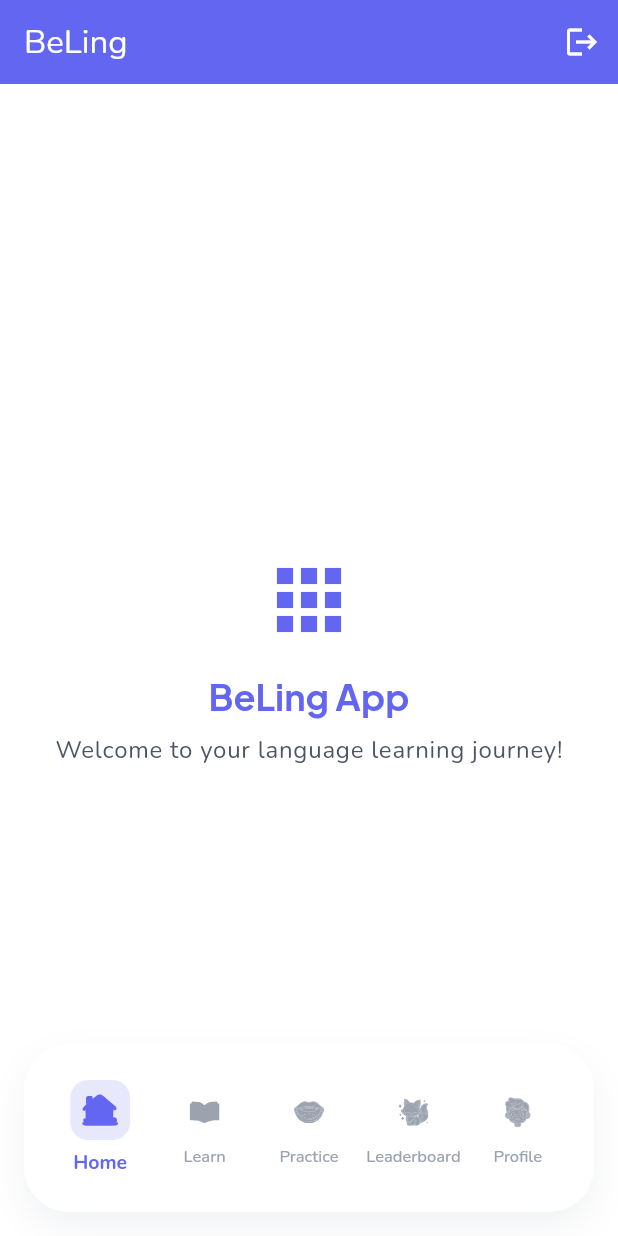
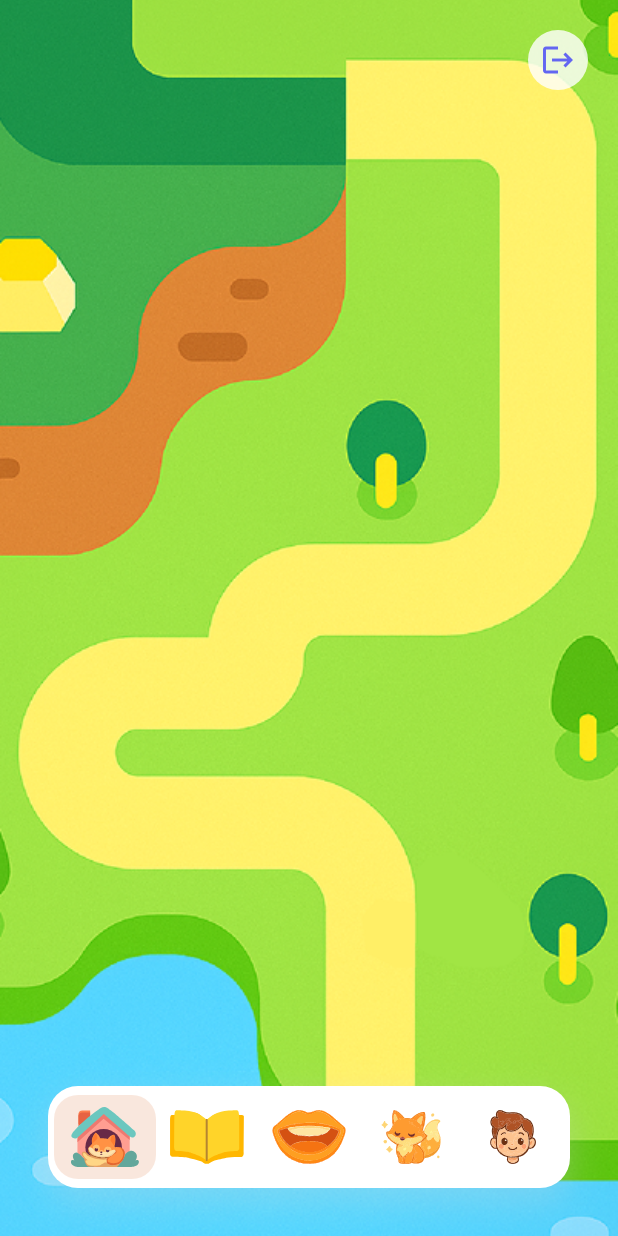
Before and after one commit to willyyypatootieee/LanguageLearning-OSS, a Flutter app: the HomeScreen screen opened by its route, on a phone screen of 412 x 824 dp. Run offline on Flutter 3.47's test engine with Material 3 defaults, Android fonts, the phone set to English and light mode, and no system bars; our stand-ins replace flutter_svg, go_router, shared_preferences; accounts and stored records are empty; project files that could hold a hidden picture were left out.

Commit message:
feat: add navigation bar with animation

```diff
--- a/lib/featureHomeScreen/presentation/screens/home_screen.dart
+++ b/lib/featureHomeScreen/presentation/screens/home_screen.dart
@@ -66,42 +66,29 @@ class _HomeScreenState extends State<HomeScreen> {
 
   @override
   Widget build(BuildContext context) {
-    final theme = Theme.of(context);
     return Scaffold(
       extendBody: true,
-      appBar: AppBar(
-        title: const Text('BeLing'),
-        backgroundColor: AppColors.primary,
-        foregroundColor: Colors.white,
-        actions: [
-          IconButton(
-            onPressed: () => _logout(context),
-            icon: const Icon(Icons.logout),
-            tooltip: 'Logout',
+      body: Stack(
+        children: [
+          // Fullscreen background image
+          Positioned.fill(
+            child: Image.asset('assets/images/home.png', fit: BoxFit.cover),
+          ),
+          // Logout button positioned at top right
+          Positioned(
+            top: MediaQuery.of(context).padding.top + 16,
+            right: 16,
+            child: IconButton(
+              onPressed: () => _logout(context),
+              icon: const Icon(Icons.logout),
+              tooltip: 'Logout',
+              style: IconButton.styleFrom(
+                backgroundColor: Colors.white.withOpacity(0.8),
+                foregroundColor: AppColors.primary,
+              ),
+            ),
           ),
         ],
-      ),
-      body: Center(
-        child: Column(
-          mainAxisAlignment: MainAxisAlignment.center,
-          children: [
-            Icon(Icons.apps, size: 64, color: AppColors.primary),
-            SizedBox(height: AppConstants.spacingM),
-            Text(
-              'BeLing App',
-              style: theme.textTheme.headlineSmall?.copyWith(
-                color: AppColors.primary,
-              ),
-            ),
-            SizedBox(height: AppConstants.spacingS),
-            Text(
-              'Welcome to your language learning journey!',
-              style: theme.textTheme.bodyLarge?.copyWith(
-                color: AppColors.gray600,
-              ),
-            ),
-          ],
-        ),
       ),
       bottomNavigationBar: MainNavbar(
         currentIndex: _currentNavIndex,
--- a/lib/shared/widgets/global_navbar.dart
+++ b/lib/shared/widgets/global_navbar.dart
@@ -5,9 +5,8 @@ import '../../core/constants/app_constants.dart';
 /// Navigation item data model
 class NavItem {
   final String svgPath;
-  final String label;
 
-  const NavItem({required this.svgPath, required this.label});
+  const NavItem({required this.svgPath});
 }
 
 /// Global floating navigation bar component
@@ -25,19 +24,18 @@ class GlobalNavbar extends StatelessWidget {
   @override
   Widget build(BuildContext context) {
     const navItems = [
-      NavItem(svgPath: 'assets/navbar/home.svg', label: 'Home'),
-      NavItem(svgPath: 'assets/navbar/book.svg', label: 'Learn'),
-      NavItem(svgPath: 'assets/navbar/mouth.svg', label: 'Practice'),
-      NavItem(svgPath: 'assets/navbar/leaderboard.svg', label: 'Leaderboard'),
-      NavItem(svgPath: 'assets/navbar/profile.svg', label: 'Profile'),
+      NavItem(svgPath: 'assets/navbar/home.svg'),
+      NavItem(svgPath: 'assets/navbar/book.svg'),
+      NavItem(svgPath: 'assets/navbar/mouth.svg'),
+      NavItem(svgPath: 'assets/navbar/leaderboard.svg'),
+      NavItem(svgPath: 'assets/navbar/profile.svg'),
     ];
-
     return Container(
-      margin: const EdgeInsets.all(16),
-      padding: const EdgeInsets.symmetric(horizontal: 16, vertical: 12),
+      margin: const EdgeInsets.all(32),
+      padding: const EdgeInsets.symmetric(horizontal: 4, vertical: 2),
       decoration: BoxDecoration(
         color: Colors.white,
-        borderRadius: BorderRadius.circular(30),
+        borderRadius: BorderRadius.circular(20),
         boxShadow: [
           BoxShadow(
             color: AppColors.gray300.withValues(alpha: 0.3),
@@ -62,55 +60,26 @@ class GlobalNavbar extends StatelessWidget {
                   child: AnimatedContainer(
                     duration: const Duration(milliseconds: 300),
                     curve: Curves.easeInOut,
-                    padding: const EdgeInsets.symmetric(vertical: 12),
-                    child: Column(
-                      mainAxisSize: MainAxisSize.min,
-                      children: [
-                        AnimatedContainer(
+                    padding: const EdgeInsets.symmetric(vertical: 4),
+                    child: AnimatedContainer(
                       duration: const Duration(milliseconds: 300),
                       curve: Curves.easeInOut,
-                          width: isSelected ? 40 : 32,
-                          height: isSelected ? 40 : 32,
+                      width: isSelected ? 56 : 48,
+                      height: isSelected ? 56 : 48,
                       padding: EdgeInsets.all(isSelected ? 8 : 6),
                       decoration: BoxDecoration(
                         color:
                             isSelected
-                                    ? AppColors.primary.withValues(alpha: 0.15)
+                                ? const Color.fromARGB(
+                                  255,
+                                  218,
+                                  98,
+                                  30,
+                                ).withValues(alpha: 0.15)
                                 : Colors.transparent,
-                            borderRadius: BorderRadius.circular(12),
+                        borderRadius: BorderRadius.circular(16),
                       ),
-                          child: SvgPicture.asset(
-                            item.svgPath,
-                            colorFilter: ColorFilter.mode(
-                              isSelected
-                                  ? AppColors.primary
-                                  : AppColors.gray400,
-                              BlendMode.srcIn,
-                            ),
-                          ),
-                        ),
-                        const SizedBox(height: 6),
-                        AnimatedDefaultTextStyle(
-                          duration: const Duration(milliseconds: 300),
-                          curve: Curves.easeInOut,
-                          style: TextStyle(
-                            fontSize: isSelected ? 13 : 11,
-                            fontWeight:
-                                isSelected ? FontWeight.w700 : FontWeight.w500,
-                            color:
-                                isSelected
-                                    ? AppColors.primary
-                                    : AppColors.gray400,
-                            fontFamily: AppTypography.bodyFont,
-                          ),
-                          child: Text(
-                            item.label,
-                            textAlign: TextAlign.center,
-                            maxLines: 1,
-                            overflow: TextOverflow.ellipsis,
-                          ),
-                        ),
-                      ],
+                      child: SvgPicture.asset(item.svgPath),
                     ),
                   ),
                 ),
```
Lines whose indentation alone changed are shown as unchanged.
